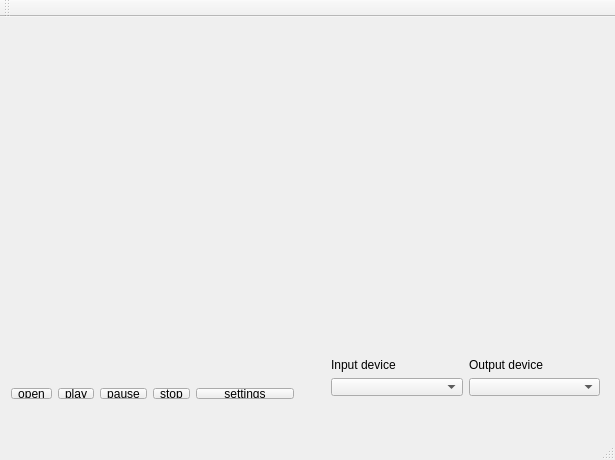
The window that mw.ui (shikolad/PianoPractice) describes before a commit, drawn with Qt 5.
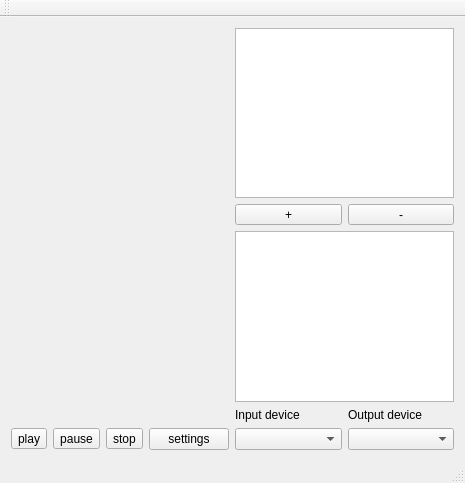
The same window after the commit.

Diff of the .ui file:
```diff
--- a/mw.ui
+++ b/mw.ui
@@ -6,31 +6,32 @@
    <rect>
     <x>0</x>
     <y>0</y>
-    <width>615</width>
-    <height>460</height>
+    <width>465</width>
+    <height>483</height>
    </rect>
   </property>
   <property name="windowTitle">
    <string>mw</string>
   </property>
   <widget class="QWidget" name="centralWidget">
-   <widget class="QWidget" name="layoutWidget">
-    <property name="geometry">
-     <rect>
-      <x>0</x>
-      <y>360</y>
-      <width>305</width>
-      <height>33</height>
-     </rect>
-    </property>
+   <layout class="QHBoxLayout" name="horizontalLayout_4">
+    <item>
+     <layout class="QVBoxLayout" name="verticalLayout_5">
+      <item>
+       <widget class="QWidget" name="pianoWidget" native="true">
+        <property name="sizePolicy">
+         <sizepolicy hsizetype="Expanding" vsizetype="Expanding">
+          <horstretch>0</horstretch>
+          <verstretch>0</verstretch>
+         </sizepolicy>
+        </property>
+        <property name="autoFillBackground">
+         <bool>false</bool>
+        </property>
+       </widget>
+      </item>
+      <item>
     <layout class="QHBoxLayout" name="horizontalLayout">
-     <item>
-      <widget class="QToolButton" name="openButton">
-       <property name="text">
-        <string>open</string>
-       </property>
-      </widget>
-     </item>
      <item>
       <widget class="QToolButton" name="playButton">
        <property name="text">
@@ -60,16 +61,52 @@
       </widget>
      </item>
     </layout>
-   </widget>
-   <widget class="QWidget" name="layoutWidget">
-    <property name="geometry">
-     <rect>
-      <x>320</x>
-      <y>330</y>
-      <width>291</width>
-      <height>60</height>
-     </rect>
-    </property>
+      </item>
+     </layout>
+    </item>
+    <item>
+     <layout class="QVBoxLayout" name="verticalLayout_4">
+      <item>
+       <layout class="QVBoxLayout" name="verticalLayout_3">
+        <item>
+         <widget class="QTreeView" name="fileListView"/>
+        </item>
+        <item>
+         <layout class="QHBoxLayout" name="horizontalLayout_3">
+          <item>
+           <widget class="QToolButton" name="openButton">
+            <property name="sizePolicy">
+             <sizepolicy hsizetype="Minimum" vsizetype="Fixed">
+              <horstretch>0</horstretch>
+              <verstretch>0</verstretch>
+             </sizepolicy>
+            </property>
+            <property name="text">
+             <string>+</string>
+            </property>
+           </widget>
+          </item>
+          <item>
+           <widget class="QToolButton" name="toolButton">
+            <property name="sizePolicy">
+             <sizepolicy hsizetype="Minimum" vsizetype="Fixed">
+              <horstretch>0</horstretch>
+              <verstretch>0</verstretch>
+             </sizepolicy>
+            </property>
+            <property name="text">
+             <string>-</string>
+            </property>
+           </widget>
+          </item>
+         </layout>
+        </item>
+       </layout>
+      </item>
+      <item>
+       <widget class="QTreeView" name="foldersTreeView"/>
+      </item>
+      <item>
     <layout class="QHBoxLayout" name="horizontalLayout_2">
      <item>
       <layout class="QVBoxLayout" name="verticalLayout">
@@ -114,7 +151,10 @@
       </layout>
      </item>
     </layout>
-   </widget>
+      </item>
+     </layout>
+    </item>
+   </layout>
   </widget>
   <widget class="QMenuBar" name="menuBar">
    <property name="geometry">
```
Left out of the diff: 4 changed lines with no effect on the pictures. Lines whose indentation alone changed are shown as unchanged.
